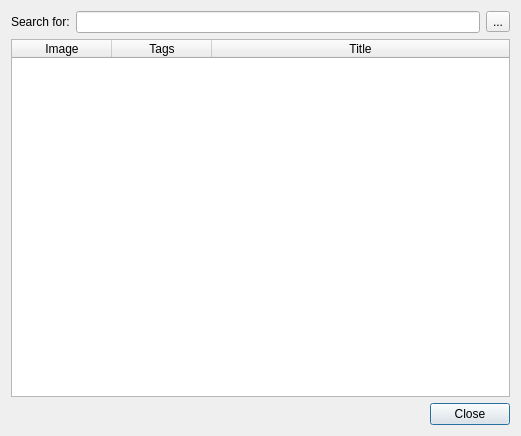
This is finddialog.ui in KoalaBR/spotlight as Qt 5 draws it before an edit. The edited form follows.
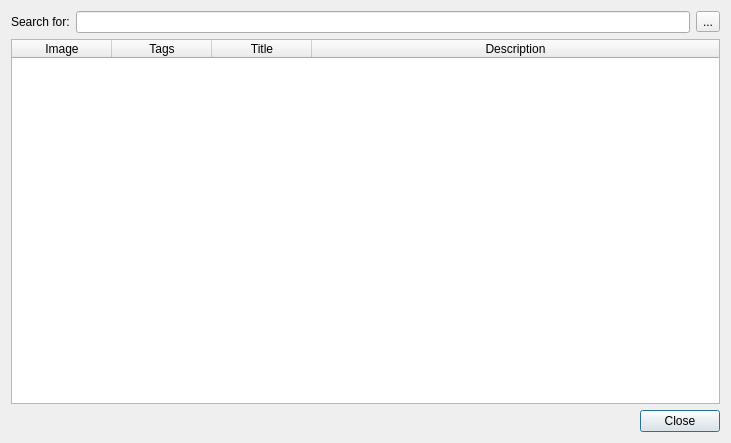
This is the edited form. Icons and pictures are not drawn.

Commit message: Find dialog now shows  description too.

Patch:
```diff
--- a/finddialog.ui
+++ b/finddialog.ui
@@ -6,8 +6,8 @@
    <rect>
     <x>0</x>
     <y>0</y>
-    <width>521</width>
-    <height>436</height>
+    <width>731</width>
+    <height>443</height>
    </rect>
   </property>
   <property name="windowTitle">
@@ -68,6 +68,11 @@
        <string>Title</string>
       </property>
      </column>
+     <column>
+      <property name="text">
+       <string>Description</string>
+      </property>
+     </column>
     </widget>
    </item>
    <item row="2" column="0">
```
Left out of the diff: 48 changed lines with no effect on the pictures. The commit also changes 2 other files.
